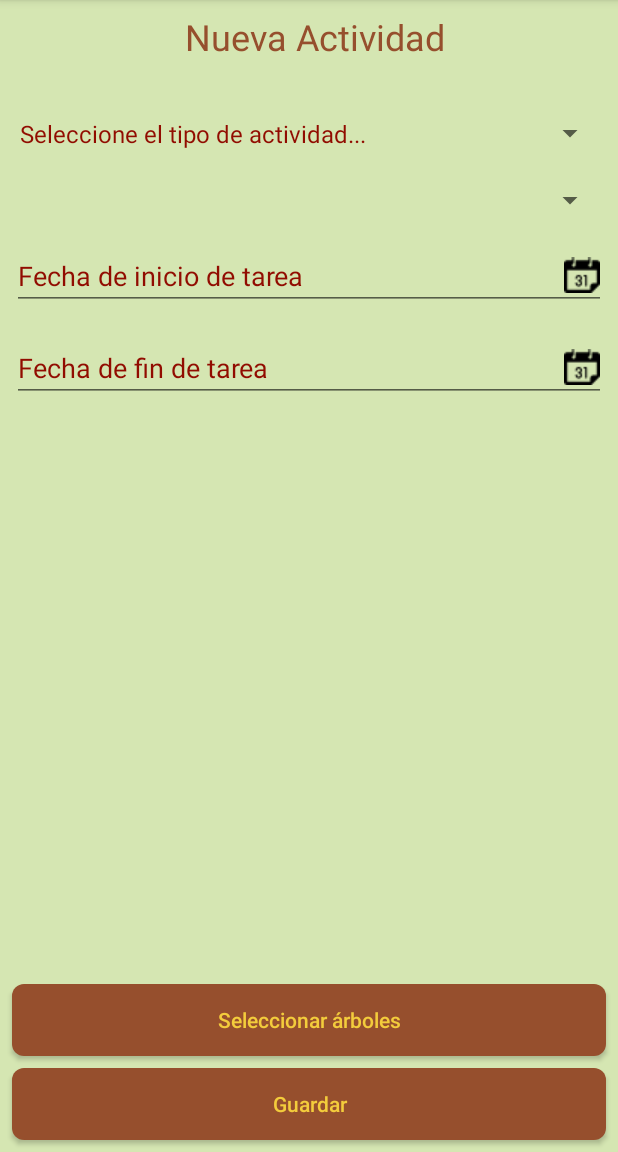
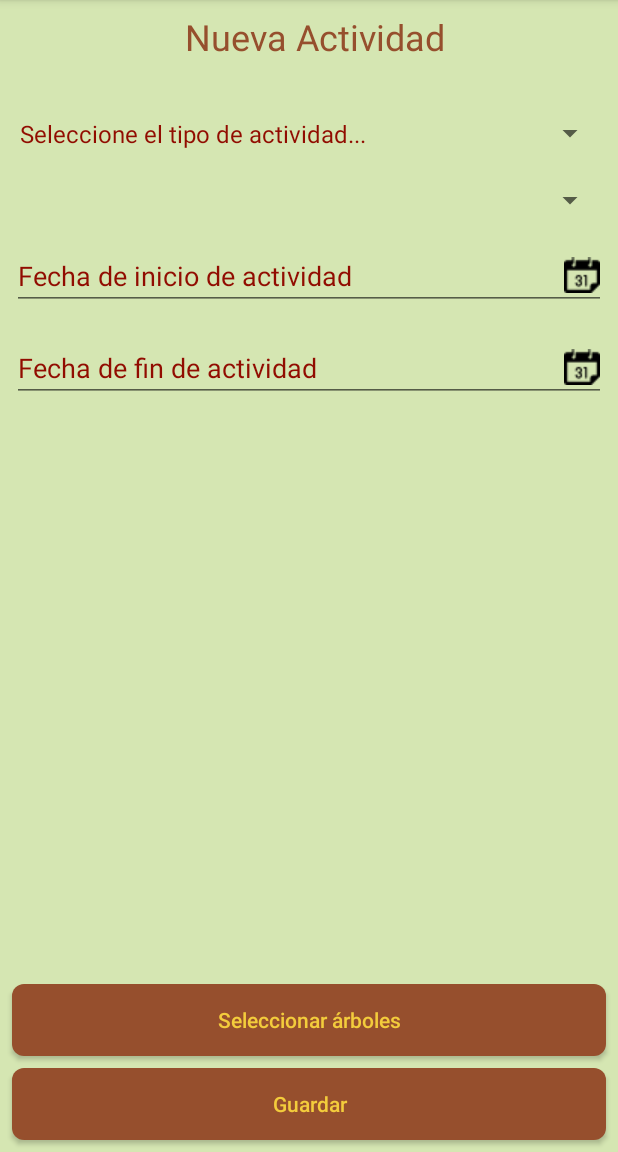
Before and after one commit to FrutiControl/fruti-mobile, an Android app: the NuevaActividadActivity screen opened directly, with no data from a screen before it, on a phone screen of 412 x 824 dp, the part 84-1236 px from its top. Run offline under Robolectric (Android 15) with nearby library versions, the phone set to English and light mode, and no system bars; Roboto replaces fonts that are not available here.

Commit message:
Cambio palabra tarea a actividad

```diff
--- a/app/src/main/res/layout/activity_nueva_actividad.xml
+++ b/app/src/main/res/layout/activity_nueva_actividad.xml
@@ -13,7 +13,7 @@
         android:layout_height="wrap_content"
         android:layout_marginStart="8dp"
         android:layout_marginTop="8dp"
-        android:text="Nueva Actividad"
+        android:text="@string/nueva_actividad"
         android:textColor="@color/headerColor"
         android:textSize="24sp"
         app:layout_constraintEnd_toEndOf="parent"
@@ -43,7 +43,7 @@
         android:layout_marginEnd="8dp"
         android:layout_marginBottom="8dp"
         android:background="@drawable/rounded_button"
-        android:text="Guardar"
+        android:text="@string/guardar"
         android:textAllCaps="false"
         app:layout_constraintBottom_toBottomOf="parent"
         app:layout_constraintEnd_toEndOf="parent"
@@ -59,7 +59,7 @@
         android:drawableRight="@drawable/date"
         android:ems="10"
         android:focusable="false"
-        android:hint="Fecha de inicio de tarea"
+        android:hint="Fecha de inicio de actividad"
         android:inputType="date"
         android:textColorHint="@color/fontColor2"
         app:layout_constraintEnd_toEndOf="parent"
@@ -76,7 +76,7 @@
         android:drawableRight="@drawable/date"
         android:ems="10"
         android:focusable="false"
-        android:hint="Fecha de fin de tarea"
+        android:hint="Fecha de fin de actividad"
         android:inputType="date"
         android:textColorHint="@color/fontColor2"
         app:layout_constraintEnd_toEndOf="parent"
--- a/app/src/main/res/values/strings.xml
+++ b/app/src/main/res/values/strings.xml
@@ -57,4 +57,6 @@
     </string-array>
     <string name="title_activity_mapa_nuevo_arbol">Map</string>
     <string name="escoger_ubicaci_n">Escoger ubicación</string>
+    <string name="nueva_actividad">Nueva Actividad</string>
+    <string name="guardar">Guardar</string>
 </resources>
```
